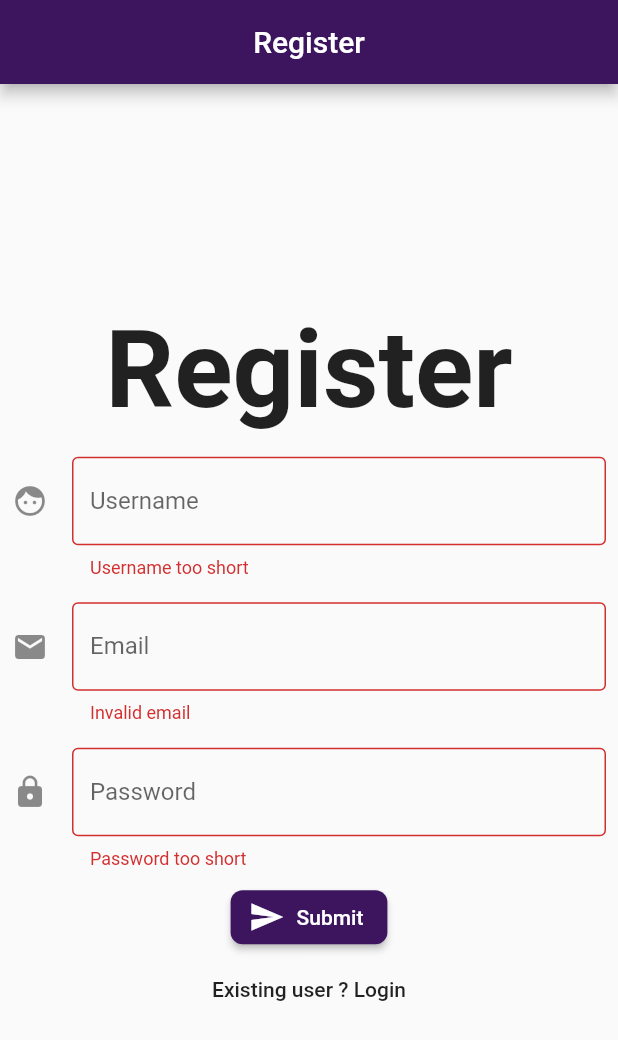
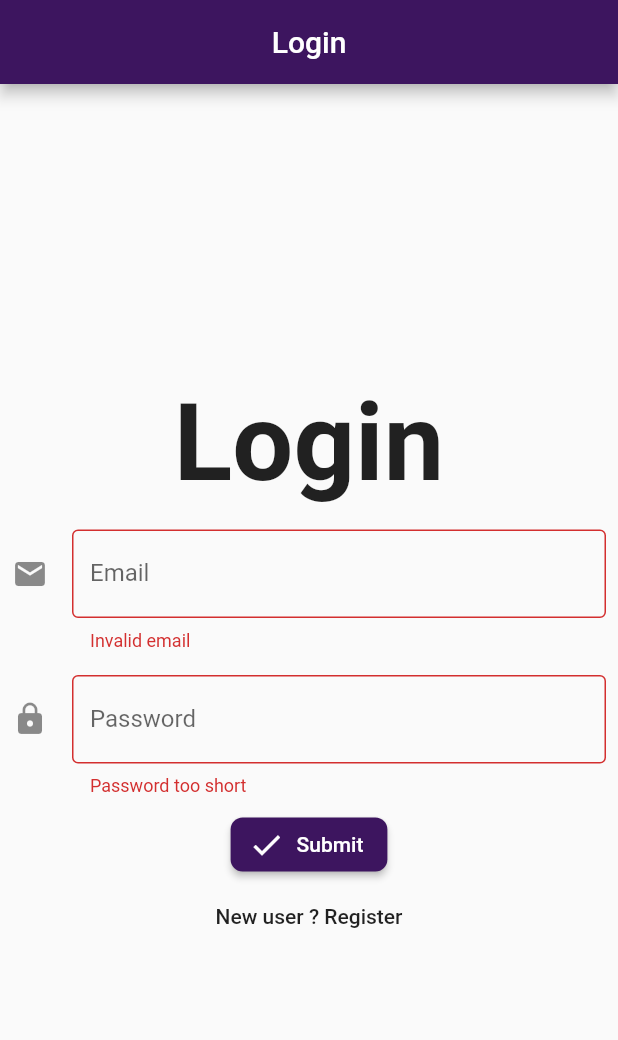
Before and after one commit to EpsilonDev/ecommerce_app, a Flutter app: the screen it shows after launch, after a tap on "Submit", on a phone screen of 412 x 824 dp. Shown: the top 1040 px of the screen. Run offline on Flutter 3.47's test engine with Material 2 defaults, Android fonts, the phone set to English and light mode, and no system bars.

Commit message:
addin login v1

```diff
--- a/lib/main.dart
+++ b/lib/main.dart
@@ -1,3 +1,4 @@
+import 'package:ecommerce_app/ui/login_page.dart';
 import 'package:ecommerce_app/ui/register_page.dart';
 import 'package:flutter/material.dart';
 
@@ -20,7 +21,7 @@ class MyApp extends StatelessWidget {
           body1: TextStyle( fontSize: 18.0)
         )
       ),
-      home: RegisterPage(),
+      home: LoginPage(),
     );
   }
 }
--- /dev/null
+++ b/lib/ui/login_page.dart
@@ -0,0 +1,85 @@
+import 'package:flutter/material.dart';
+
+class LoginPage extends StatefulWidget {
+  @override
+  LoginPageState createState() => LoginPageState();
+}
+
+class LoginPageState extends State<LoginPage> {
+
+  final _formKey = GlobalKey<FormState>();
+  String _email, _pwd;
+
+  void _onSubmit() {
+    if( _formKey.currentState.validate() ) {
+      _formKey.currentState.save();
+      print('$_email, $_pwd');
+    } else {
+      print('Invalid');
+    }
+  }
+
+
+  @override
+  Widget build(BuildContext context) {
+    return Scaffold(
+      appBar: AppBar(title: Center(child: Text('Login')),),
+      body: Center(
+        child: Container(
+          child: SingleChildScrollView(
+            child: Form(
+              key: _formKey,
+              child: Column(
+              children: <Widget>[
+                Padding(
+                  padding: const EdgeInsets.all(8.0),
+                  child: Text('Login', style: Theme.of(context).textTheme.headline),
+                ),
+                Padding(
+                  padding: const EdgeInsets.all(8.0),
+                  child: TextFormField(
+                    onSaved: (val) => _email = val,
+                    validator: (val) => !val.contains('@') ? ('Invalid email') : null,
+                    decoration: InputDecoration(
+                      enabledBorder: OutlineInputBorder(borderSide: BorderSide(color: Colors.black)),
+                      border: OutlineInputBorder(),
+                      labelText: 'Email',
+                      hintText: 'Enter a valid email',
+                      icon: Icon(Icons.email)
+                    )
+                  ),
+                ),
+                Padding(
+                  padding: const EdgeInsets.all(8.0),
+                  child: TextFormField(
+                    obscureText: true,
+                    onSaved: (val) => _pwd = val,
+                    validator: (val) => val.length < 6 ? ('Password too short') : null,
+                    decoration: InputDecoration(
+                      enabledBorder: OutlineInputBorder(borderSide: BorderSide(color: Colors.black)),
+                      border: OutlineInputBorder(),
+                      labelText: 'Password',
+                      icon: Icon(Icons.lock),
+                    ),
+                  ),
+                ),
+                RaisedButton.icon(
+                  onPressed: _onSubmit,
+                  icon: Icon(Icons.done, color: Colors.white),
+                  color: Theme.of(context).primaryColor,
+                  label: Text('Submit', style: TextStyle(color: Colors.white),),
+                  shape: RoundedRectangleBorder(
+                    borderRadius: BorderRadius.all(Radius.circular(8.0)))
+                ),
+                FlatButton(
+                  onPressed: () => print('Login'),
+                  child: Text('New user ? Register')
+                )
+              ],
+            )),
+          )
+        ),
+      ),
+    );
+  }
+}
```
